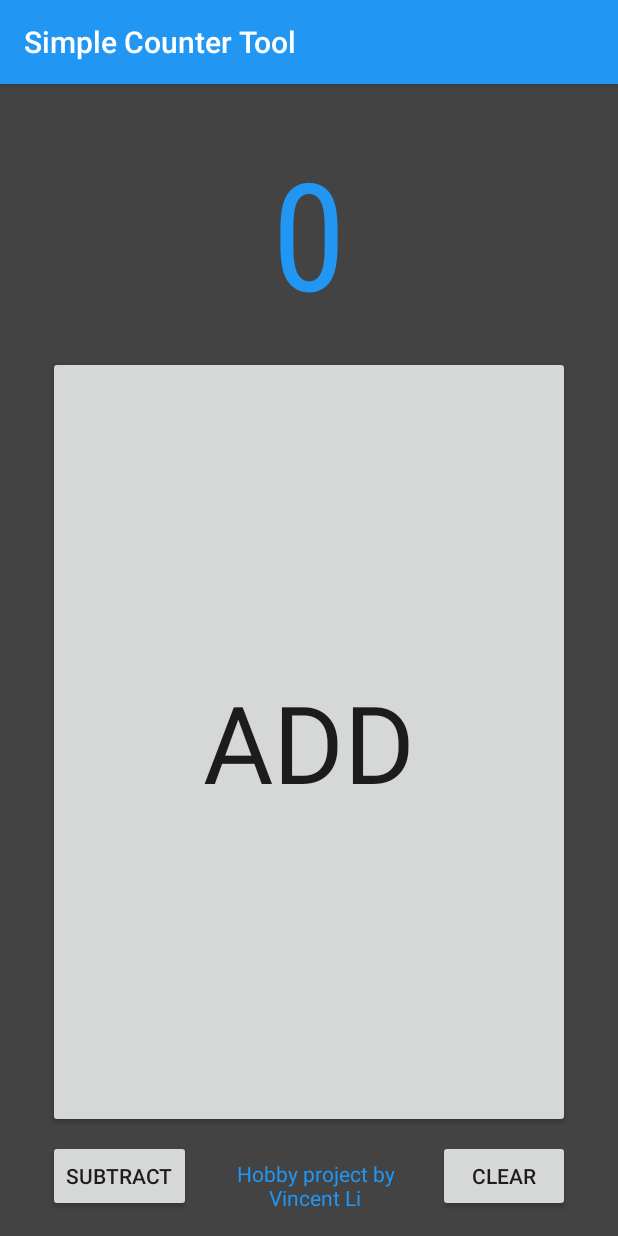
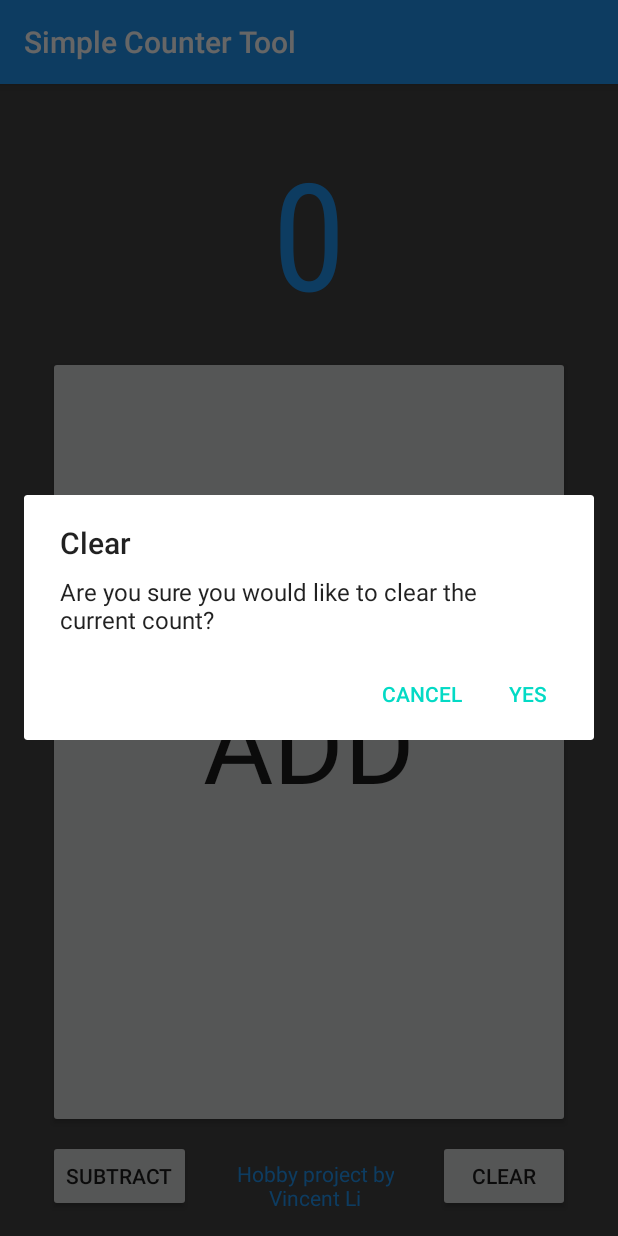
Before and after one commit to 17livincent/SimpleCounterTool, an Android app: the screen it shows after launch (MainActivity), after a tap on "CLEAR", on a phone screen of 412 x 824 dp. Run offline under Robolectric (Android 15) with nearby library versions, the phone set to English and light mode, and no system bars; our stand-ins replace AdMob; libraries missing offline, so code that uses them is left out: com.google.ads.consent, com.google.ads.mediation; 4 statements that could not run were skipped.

Commit message:
Added AlertDialog for Clear button

```diff
--- a/app/src/main/java/com/example/simplecountertool/MainActivity.java
+++ b/app/src/main/java/com/example/simplecountertool/MainActivity.java
@@ -1,9 +1,15 @@
 package com.example.simplecountertool;
 
 import androidx.appcompat.app.AppCompatActivity;
+import androidx.fragment.app.DialogFragment;
+import androidx.fragment.app.FragmentManager;
 
+import android.app.AlertDialog;
+import android.app.Dialog;
+import android.content.DialogInterface;
 import android.os.Bundle;
 import android.view.View;
+import android.widget.Button;
 import android.widget.TextView;
 
 import com.google.ads.consent.*;
@@ -36,8 +42,35 @@ public class MainActivity extends AppCompatActivity {
 
         setupAds();
 
+        // set up cancel alert
+        Button clearButton = findViewById(R.id.button3);
+        final AlertDialog.Builder builder = new AlertDialog.Builder(this);
+        clearButton.setOnClickListener(new View.OnClickListener() {
+            @Override
+            public void onClick(final View view) {
+                builder.setTitle(R.string.clear)
+                        .setMessage(R.string.cancel_prompt)
+                        .setPositiveButton(R.string.yes, new DialogInterface.OnClickListener() {
+                            public void onClick(DialogInterface dialog, int id) {
+                                // affirm
+                                clearCount(view);
+                                //finish();
+                            }
+                        })
+                        .setNegativeButton(R.string.cancel, new DialogInterface.OnClickListener() {
+                            public void onClick(DialogInterface dialog, int id) {
+                                // cancel
+                                dialog.cancel();
+                            }
+                        });
+                AlertDialog alertDialog = builder.create();
+                alertDialog.show();
+            }
+        });
+
         // Create PitchCounter class
         PitchCounter();
+
     }
 
     public void setupAds() {
@@ -81,7 +114,6 @@ public class MainActivity extends AppCompatActivity {
         count.setText(getCount());
     }
 
-
     /**
      * A native method that is implemented by the 'native-lib' native library,
      * which is packaged with this application.
@@ -93,4 +125,5 @@ public class MainActivity extends AppCompatActivity {
     public native void subtract();
     public native void clear();
     public native String getCount();
+
 }
--- a/app/src/main/res/layout/activity_main.xml
+++ b/app/src/main/res/layout/activity_main.xml
@@ -61,7 +61,6 @@
         android:layout_height="wrap_content"
         android:layout_marginEnd="32dp"
         android:layout_marginBottom="16dp"
-        android:onClick="clearCount"
         android:text="@string/clear"
         app:layout_constraintBottom_toBottomOf="parent"
         app:layout_constraintEnd_toEndOf="parent"
--- a/app/src/main/res/values/strings.xml
+++ b/app/src/main/res/values/strings.xml
@@ -6,4 +6,7 @@
     <string name="undo">Subtract</string>
     <string name="clear">Clear</string>
     <string name="info">Hobby project by\nVincent Li</string>
+    <string name="yes">Yes</string>
+    <string name="cancel">Cancel</string>
+    <string name="cancel_prompt">Are you sure you would like to clear the current count?</string>
 </resources>
```
